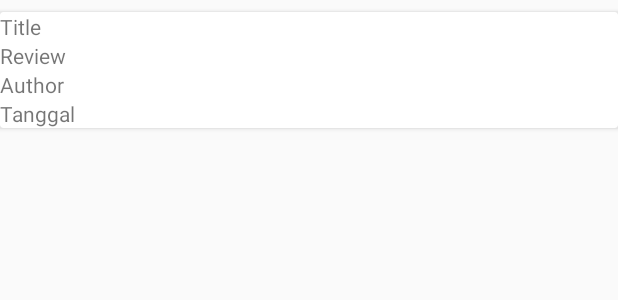
After one commit to JulioRahman/GitsNews, an Android app: the layout item_berita.xml on its own in the app's theme, with its tools: preview values and no code run, on a phone screen of 412 x 824 dp. The commit adds this screen. Shown: the top 300 px of the screen. Run offline under Robolectric (Android 15) with nearby library versions, the phone set to English and light mode, and no system bars.

Commit message:
add Recycler View

```diff
--- a/app/src/main/java/com/julio/gitsnews/rests/APIInterface.java
+++ b/app/src/main/java/com/julio/gitsnews/rests/APIInterface.java
@@ -1,5 +1,6 @@
 package com.julio.gitsnews.rests;
 
+import com.julio.gitsnews.model.BeritaModel;
 import com.julio.gitsnews.model.ListBeritaModel;
 
 import retrofit2.Call;
--- /dev/null
+++ b/app/src/main/java/com/julio/gitsnews/utils/OnRecyclerViewItemClickListener.java
@@ -0,0 +1,5 @@
+package com.julio.gitsnews.utils;
+
+public interface OnRecyclerViewItemClickListener {
+    publi''
+}
--- /dev/null
+++ b/app/src/main/res/layout/item_berita.xml
@@ -0,0 +1,53 @@
+<?xml version="1.0" encoding="utf-8"?>
+<android.support.v7.widget.CardView
+    xmlns:android="http://schemas.android.com/apk/res/android"
+    android:id="@+id/cv_item_berita"
+    android:layout_width="match_parent"
+    android:layout_height="wrap_content"
+    android:clickable="true"
+    android:layout_marginTop="8dp"
+    android:elevation="1px">
+
+    <LinearLayout
+        android:layout_width="match_parent"
+        android:layout_height="wrap_content"
+        android:orientation="horizontal">
+
+        <ImageView
+            android:id="@+id/iv_thumbnail"
+            android:layout_width="wrap_content"
+            android:layout_height="wrap_content" />
+
+        <LinearLayout
+            android:layout_width="match_parent"
+            android:layout_height="wrap_content"
+            android:orientation="vertical">
+
+            <TextView
+                android:id="@+id/tv_judul"
+                android:layout_width="match_parent"
+                android:layout_height="wrap_content"
+                android:text="Title"/>
+
+            <TextView
+                android:id="@+id/tv_review"
+                android:layout_width="match_parent"
+                android:layout_height="wrap_content"
+                android:text="Review"/>
+
+            <TextView
+                android:id="@+id/tv_author"
+                android:layout_width="match_parent"
+                android:layout_height="wrap_content"
+                android:text="Author"/>
+
+            <TextView
+                android:id="@+id/tv_tanggal"
+                android:layout_width="match_parent"
+                android:layout_height="wrap_content"
+                android:text="Tanggal"/>
+        </LinearLayout>
+
+    </LinearLayout>
+
+</android.support.v7.widget.CardView>
```
Also changed, not shown: app/src/main/java/com/julio/gitsnews/activity/MainActivity.java (+40 -0 lines), app/src/main/java/com/julio/gitsnews/adapter/BeritaAdapter.java (added, +78 -0 lines), app/src/main/java/com/julio/gitsnews/model/BeritaModel.java (added, +82 -0 lines), app/src/main/java/com/julio/gitsnews/model/ListBeritaModel.java (+7 -72 lines), app/src/main/res/layout/activity_main.xml (+10 -2 lines).
